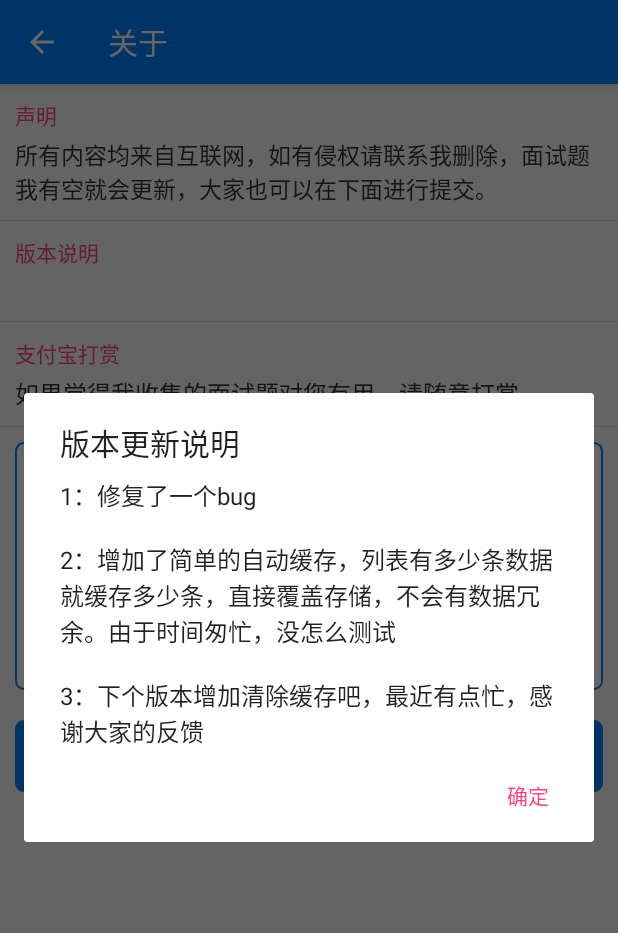
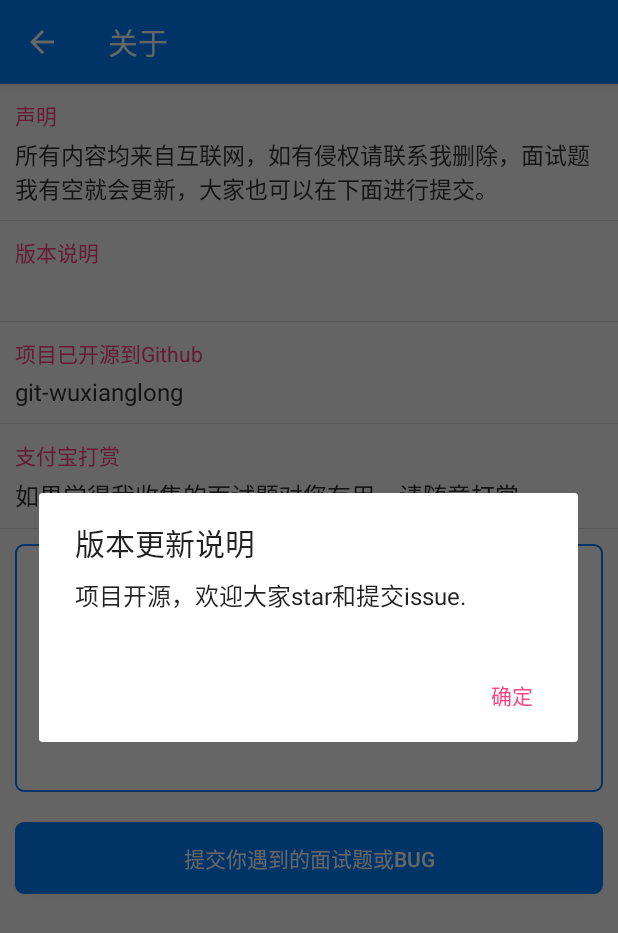
Before and after one commit to git-wuxianglong/AndroidInterviewQuestions, an Android app: the AboutActivity screen opened directly, with no data from a screen before it, after a tap on "版本说明", on a phone screen of 412 x 824 dp. Shown: the top 933 px of the screen. Run offline under Robolectric (Android 15) with nearby library versions, the phone set to English and light mode, and no system bars; our stand-ins replace ButterKnife; libraries missing offline, so code that uses them is left out: cn.bmob.v3.

Commit message:
更新关于界面，添加项目在github上的链接。

```diff
--- a/app/src/main/java/com/wuxl/interviewquestions/activity/AboutActivity.java
+++ b/app/src/main/java/com/wuxl/interviewquestions/activity/AboutActivity.java
@@ -42,8 +42,12 @@ public class AboutActivity extends AppCompatActivity {
     TextView versionName;
     @Bind(R.id.versionDescription)
     LinearLayout versionDescription;
+    @Bind(R.id.githubUrl)
+    LinearLayout githubUrl;
 
     private Snackbar snackbar = null;
+
+    private static final String PROJECT_GITHUB_URL = "https://github.com/git-wuxianglong/AndroidInterviewQuestions";
 
     @Override
     protected void onCreate(@Nullable Bundle savedInstanceState) {
@@ -60,14 +64,14 @@ public class AboutActivity extends AppCompatActivity {
         }
     }
 
-    @OnClick({R.id.submit, R.id.versionDescription, R.id.alipay})
+    @OnClick({R.id.submit, R.id.versionDescription, R.id.githubUrl, R.id.alipay})
     public void onClick(View view) {
         switch (view.getId()) {
             case R.id.versionDescription:
                 //版本更新说明
                 final AlertDialog.Builder dialog = new AlertDialog.Builder(AboutActivity.this);
                 dialog.setTitle("版本更新说明");
-                dialog.setMessage("1：修复了一个bug\n\n2：增加了简单的自动缓存，列表有多少条数据就缓存多少条，直接覆盖存储，不会有数据冗余。由于时间匆忙，没怎么测试\n\n3：下个版本增加清除缓存吧，最近有点忙，感谢大家的反馈");
+                dialog.setMessage("项目开源，欢迎大家star和提交issue.");
                 dialog.setPositiveButton("确定", null);
                 dialog.show();
                 break;
@@ -94,6 +98,14 @@ public class AboutActivity extends AppCompatActivity {
                 } else {
                     showSnackBar(view, "还没填写问题");
                 }
+                break;
+            case R.id.githubUrl:
+                //跳转到到github项目页
+                Intent it = new Intent();
+                it.setAction(Intent.ACTION_VIEW);
+                Uri content_url = Uri.parse(PROJECT_GITHUB_URL);
+                it.setData(content_url);
+                startActivity(it);
                 break;
             case R.id.alipay:
                 //支付宝捐赠
--- a/app/src/main/res/layout/activity_about.xml
+++ b/app/src/main/res/layout/activity_about.xml
@@ -72,6 +72,36 @@
             android:background="@color/color_item_press" />
 
         <LinearLayout
+            android:id="@+id/githubUrl"
+            android:layout_width="match_parent"
+            android:layout_height="match_parent"
+            android:background="?android:attr/selectableItemBackground"
+            android:orientation="vertical"
+            android:padding="10dp">
+
+            <TextView
+                android:layout_width="match_parent"
+                android:layout_height="wrap_content"
+                android:layout_marginBottom="2dp"
+                android:text="@string/text_github_url"
+                android:textColor="@color/colorAccent" />
+
+            <TextView
+                android:layout_width="match_parent"
+                android:layout_height="wrap_content"
+                android:layout_marginTop="2dp"
+                android:text="@string/text_git_wuxianglong"
+                android:textColor="@color/text_color"
+                android:textSize="16sp" />
+
+        </LinearLayout>
+
+        <View
+            android:layout_width="match_parent"
+            android:layout_height="0.1dp"
+            android:background="@color/color_item_press" />
+
+        <LinearLayout
             android:id="@+id/alipay"
             android:layout_width="match_parent"
             android:layout_height="wrap_content"
--- a/app/src/main/res/values/strings.xml
+++ b/app/src/main/res/values/strings.xml
@@ -7,6 +7,8 @@
     <string name="text_about">所有内容均来自互联网，如有侵权请联系我删除，面试题我有空就会更新，大家也可以在下面进行提交。</string>
     <string name="text_explain">声明</string>
     <string name="text_version_name">版本说明</string>
+    <string name="text_github_url">项目已开源到Github</string>
+    <string name="text_git_wuxianglong">git-wuxianglong</string>
     <string name="text_alipay_donate">支付宝打赏</string>
     <string name="text_donate_explain">如果觉得我收集的面试题对您有用，请随意打赏。</string>
 
```
